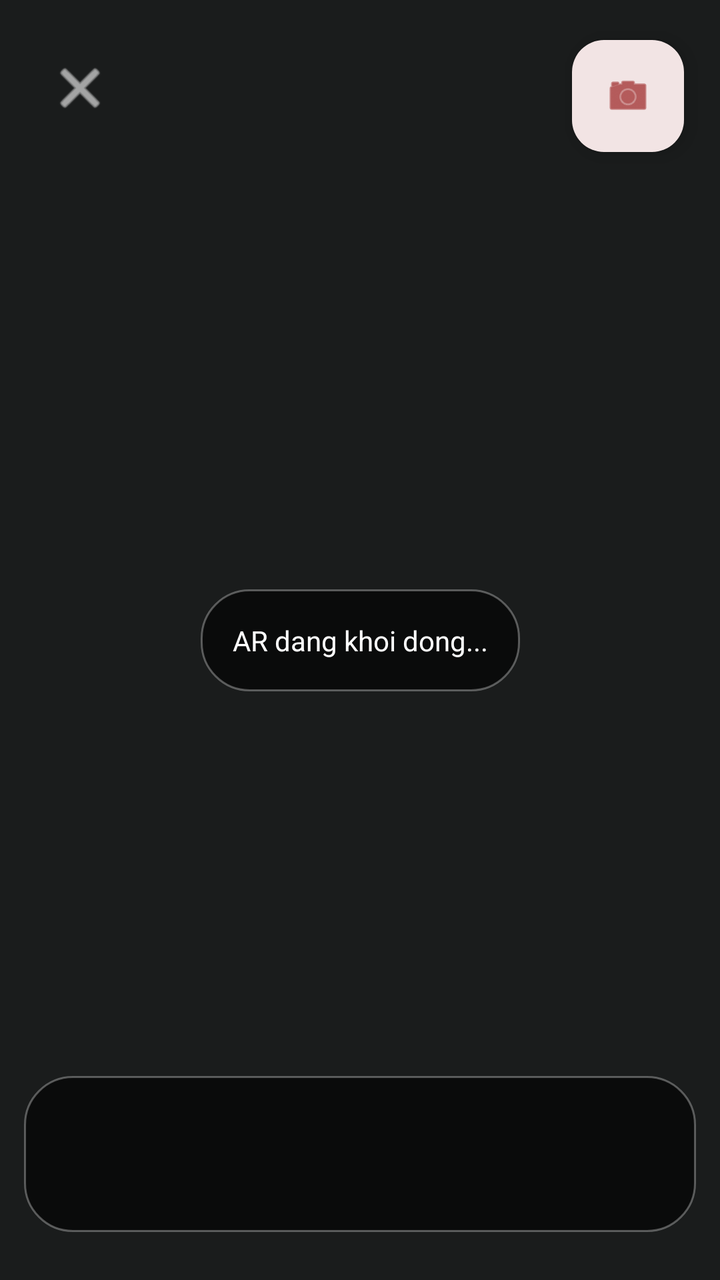
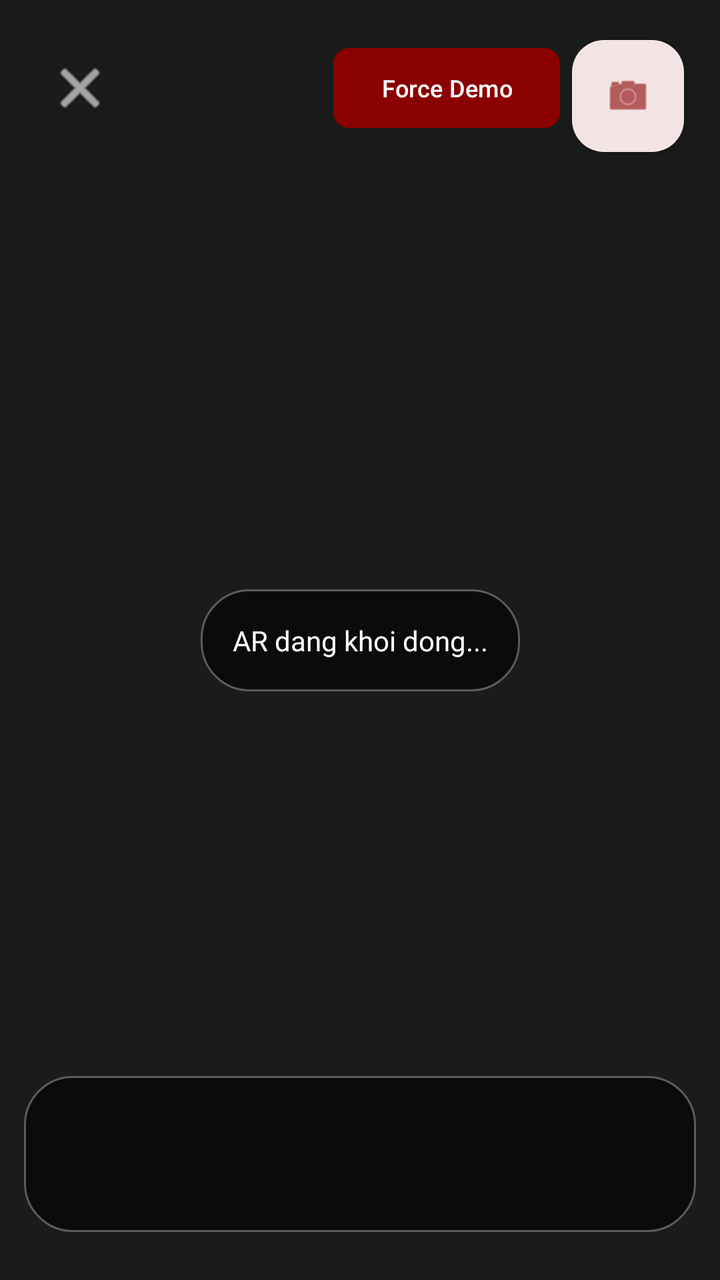

Screens rendered from an Android XML layout before and after an edit, with the pre-edit source and the edit as a unified diff.
<!-- AndroidManifest.xml: application theme Theme.TirTirMCommerce -->
<!-- res/layout/activity_ar_try_on.xml -->
<?xml version="1.0" encoding="utf-8"?>
<androidx.constraintlayout.widget.ConstraintLayout xmlns:android="http://schemas.android.com/apk/res/android"
    xmlns:app="http://schemas.android.com/apk/res-auto"
    android:layout_width="match_parent"
    android:layout_height="match_parent"
    android:background="@color/tirtir_black">

    <FrameLayout
        android:id="@+id/arFragmentContainer"
        android:layout_width="0dp"
        android:layout_height="0dp"
        app:layout_constraintBottom_toBottomOf="parent"
        app:layout_constraintEnd_toEndOf="parent"
        app:layout_constraintStart_toStartOf="parent"
        app:layout_constraintTop_toTopOf="parent" />

    <TextView
        android:id="@+id/tvArLoading"
        android:layout_width="wrap_content"
        android:layout_height="wrap_content"
        android:background="@drawable/bg_camera_panel"
        android:elevation="8dp"
        android:text="AR dang khoi dong..."
        android:textColor="@color/tirtir_white"
        android:textSize="14sp"
        app:layout_constraintBottom_toBottomOf="parent"
        app:layout_constraintEnd_toEndOf="parent"
        app:layout_constraintStart_toStartOf="parent"
        app:layout_constraintTop_toTopOf="parent" />

    <ImageButton
        android:id="@+id/btnCloseAr"
        android:layout_width="48dp"
        android:layout_height="48dp"
        android:layout_marginStart="16dp"
        android:layout_marginTop="20dp"
        android:background="@android:color/transparent"
        android:contentDescription="@string/back"
        android:elevation="10dp"
        android:src="@android:drawable/ic_menu_close_clear_cancel"
        app:layout_constraintStart_toStartOf="parent"
        app:layout_constraintTop_toTopOf="parent"
        app:tint="@color/tirtir_white" />

    <com.google.android.material.floatingactionbutton.FloatingActionButton
        android:id="@+id/fabArCapture"
        android:layout_width="wrap_content"
        android:layout_height="wrap_content"
        android:layout_marginTop="20dp"
        android:layout_marginEnd="18dp"
        android:contentDescription="Capture and share"
        android:elevation="10dp"
        android:src="@android:drawable/ic_menu_camera"
        app:backgroundTint="@color/tirtir_white"
        app:layout_constraintEnd_toEndOf="parent"
        app:layout_constraintTop_toTopOf="parent"
        app:tint="@color/tirtir_red_primary" />

    <HorizontalScrollView
        android:id="@+id/scrollArColors"
        android:layout_width="0dp"
        android:layout_height="78dp"
        android:layout_marginStart="12dp"
        android:layout_marginEnd="12dp"
        android:layout_marginBottom="24dp"
        android:background="@drawable/bg_camera_panel"
        android:elevation="10dp"
        android:paddingHorizontal="10dp"
        android:scrollbars="none"
        app:layout_constraintBottom_toBottomOf="parent"
        app:layout_constraintEnd_toEndOf="parent"
        app:layout_constraintStart_toStartOf="parent">

        <LinearLayout
            android:id="@+id/layoutArColorPicker"
            android:layout_width="wrap_content"
            android:layout_height="match_parent"
            android:gravity="center_vertical"
            android:orientation="horizontal" />
    </HorizontalScrollView>
</androidx.constraintlayout.widget.ConstraintLayout>
<!-- resources referenced by this layout -->
<resources>
  <color name="tirtir_black">#1A1C1C</color>
  <color name="tirtir_red_primary">#8B0000</color>
  <color name="tirtir_white">#FFFFFF</color>
  <!-- drawable bg_camera_panel (drawable) -->
  <?xml version="1.0" encoding="utf-8"?>
  <shape xmlns:android="http://schemas.android.com/apk/res/android">
      
      <solid android:color="#99000000" />
      
      <corners android:radius="24dp" />
      
      <stroke android:width="1dp" android:color="#4DFFFFFF" />
      <padding
          android:left="16dp"
          android:top="16dp"
          android:right="16dp"
          android:bottom="16dp" />
  </shape>
  <string name="back">Back</string>
  <style name="Theme.TirTirMCommerce" parent="Base.Theme.TirTirMCommerce" />
  <style name="Base.Theme.TirTirMCommerce" parent="Theme.Material3.DayNight.NoActionBar">
          
          <item name="colorPrimary">@color/tirtir_red_primary</item>
          <item name="colorPrimaryDark">@color/tirtir_red_dark</item>
          <item name="colorPrimaryContainer">#FFFFFF</item>
  
          
          <item name="colorOnPrimary">@color/tirtir_white</item>
          <item name="colorOnPrimaryContainer">@color/tirtir_red_primary</item>
  
          
          <item name="colorSecondary">@color/tirtir_black</item>
          <item name="colorOnSecondary">@color/tirtir_white</item>
          <item name="colorSecondaryContainer">#F8F8F8</item>
          <item name="colorOnSecondaryContainer">@color/tirtir_red_primary</item>
  
          
          <item name="colorSurface">@color/tirtir_white</item>
          <item name="colorOnSurface">@color/tirtir_black</item>
          <item name="colorSurfaceVariant">@color/tirtir_off_white</item>
  
          
          <item name="android:windowBackground">@color/tirtir_off_white</item>
          <item name="android:statusBarColor">@color/tirtir_white</item>
          <item name="android:windowLightStatusBar">true</item>
  
          
          <item name="colorError">@color/tirtir_error</item>
      </style>
  <color name="tirtir_red_dark">#610000</color>
  <color name="tirtir_off_white">#F9F9F9</color>
  <color name="tirtir_error">#D32F2F</color>
</resources>

<!-- the commit's change to res/layout/activity_ar_try_on.xml (unified diff, before → after) -->
@@ -12,7 +12,23 @@
         app:layout_constraintBottom_toBottomOf="parent"
         app:layout_constraintEnd_toEndOf="parent"
         app:layout_constraintStart_toStartOf="parent"
-        app:layout_constraintTop_toTopOf="parent" />
+        app:layout_constraintTop_toTopOf="parent">
+        
+        <ImageView
+            android:id="@+id/ivDemoAr"
+            android:layout_width="match_parent"
+            android:layout_height="match_parent"
+            android:scaleType="centerCrop"
+            android:src="@drawable/bg_camera_panel"
+            android:visibility="gone" />
+            
+        <View
+            android:id="@+id/vDemoTint"
+            android:layout_width="match_parent"
+            android:layout_height="match_parent"
+            android:background="#00000000"
+            android:visibility="gone" />
+    </FrameLayout>
 
     <TextView
         android:id="@+id/tvArLoading"
@@ -41,6 +57,20 @@
         app:layout_constraintStart_toStartOf="parent"
         app:layout_constraintTop_toTopOf="parent"
         app:tint="@color/tirtir_white" />
+
+    <com.google.android.material.button.MaterialButton
+        android:id="@+id/btnForceDemo"
+        android:layout_width="wrap_content"
+        android:layout_height="wrap_content"
+        android:layout_marginTop="20dp"
+        android:layout_marginEnd="80dp"
+        android:text="Force Demo"
+        android:textSize="12sp"
+        android:elevation="10dp"
+        app:backgroundTint="@color/tirtir_red_primary"
+        app:cornerRadius="8dp"
+        app:layout_constraintEnd_toEndOf="parent"
+        app:layout_constraintTop_toTopOf="parent" />
 
     <com.google.android.material.floatingactionbutton.FloatingActionButton
         android:id="@+id/fabArCapture"
